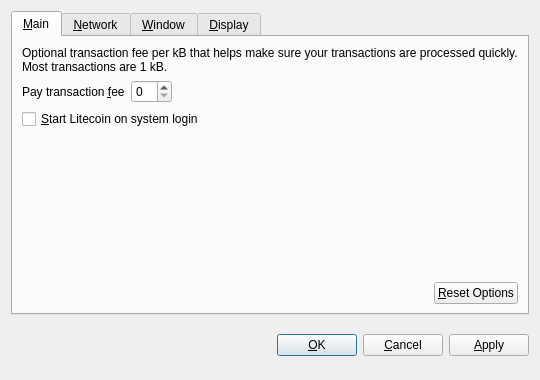
The window that src/qt/forms/optionsdialog.ui (frontibit/riestercoin) describes before a commit, drawn with Qt 5.
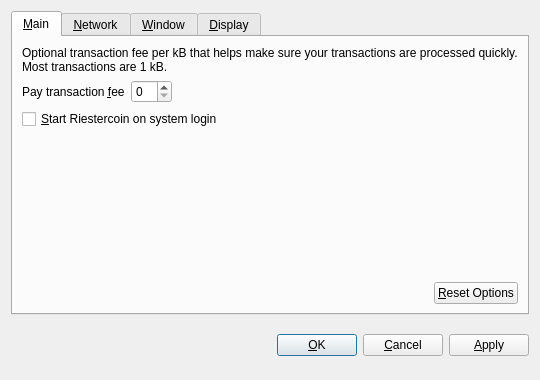
The same window after the commit. Custom widgets are drawn as their Qt base class.

Diff of the .ui file:
```diff
--- a/src/qt/forms/optionsdialog.ui
+++ b/src/qt/forms/optionsdialog.ui
@@ -82,7 +82,7 @@
           <string>Automatically start Litecoin after logging in to the system.</string>
          </property>
          <property name="text">
-          <string>&amp;Start Litecoin on system login</string>
+          <string>&amp;Start Riestercoin on system login</string>
          </property>
         </widget>
        </item>
```
Left out of the diff: 10 changed lines with no effect on the pictures.
